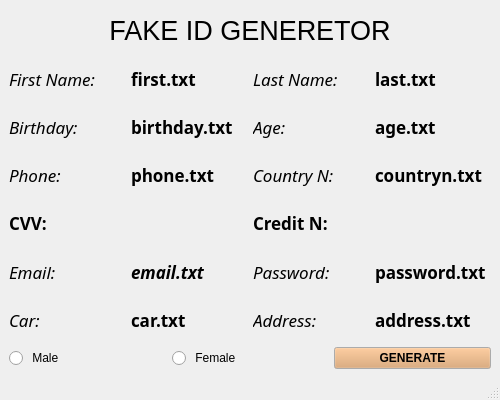
Old version of the form mainwindow.ui in the repository Zeverotti/FIDG.
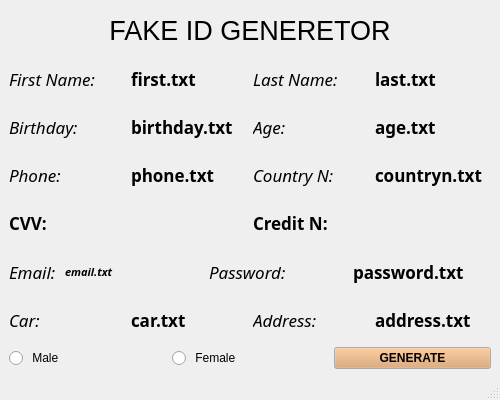
New version of the form.

```diff
--- a/mainwindow.ui
+++ b/mainwindow.ui
@@ -317,6 +317,12 @@
      <layout class="QHBoxLayout" name="horizontalLayout_7">
       <item>
        <widget class="QLabel" name="label_10">
+        <property name="maximumSize">
+         <size>
+          <width>50</width>
+          <height>16777215</height>
+         </size>
+        </property>
         <property name="font">
          <font>
           <family>Manjari</family>
@@ -336,7 +342,7 @@
         <property name="font">
          <font>
           <family>Manjari</family>
-          <pointsize>13</pointsize>
+          <pointsize>8</pointsize>
           <weight>75</weight>
           <italic>true</italic>
           <bold>true</bold>
```
